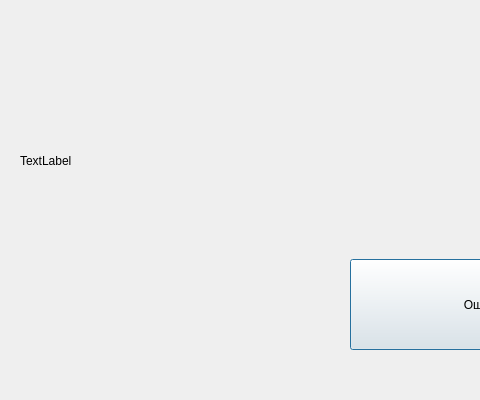
First picture: the form in dialog.ui, repository tsvigo/Funktsiya_Resheniya_3_uu, before the edit; both pictures show x 0 to 480 and y 200 to 600 of the 800 by 600 pixel window.
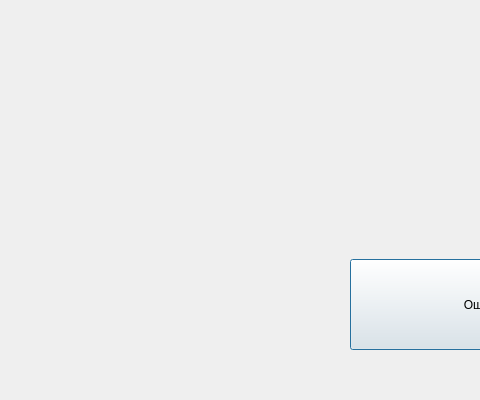
Second picture: the form after the edit.

Commit message: Описание коммита

```diff
--- a/dialog.ui
+++ b/dialog.ui
@@ -39,19 +39,6 @@
     <string>Ошибка. PushButton</string>
    </property>
   </widget>
-  <widget class="QLabel" name="label_2">
-   <property name="geometry">
-    <rect>
-     <x>20</x>
-     <y>300</y>
-     <width>721</width>
-     <height>121</height>
-    </rect>
-   </property>
-   <property name="text">
-    <string>TextLabel</string>
-   </property>
-  </widget>
  </widget>
  <resources/>
  <connections/>
```
